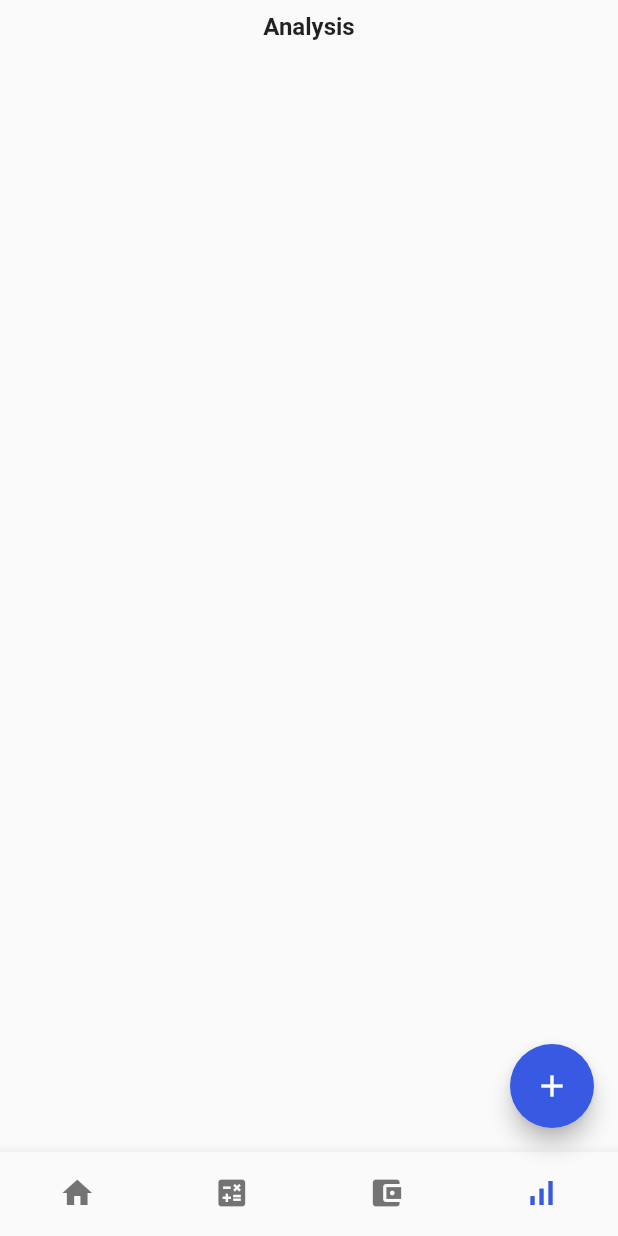
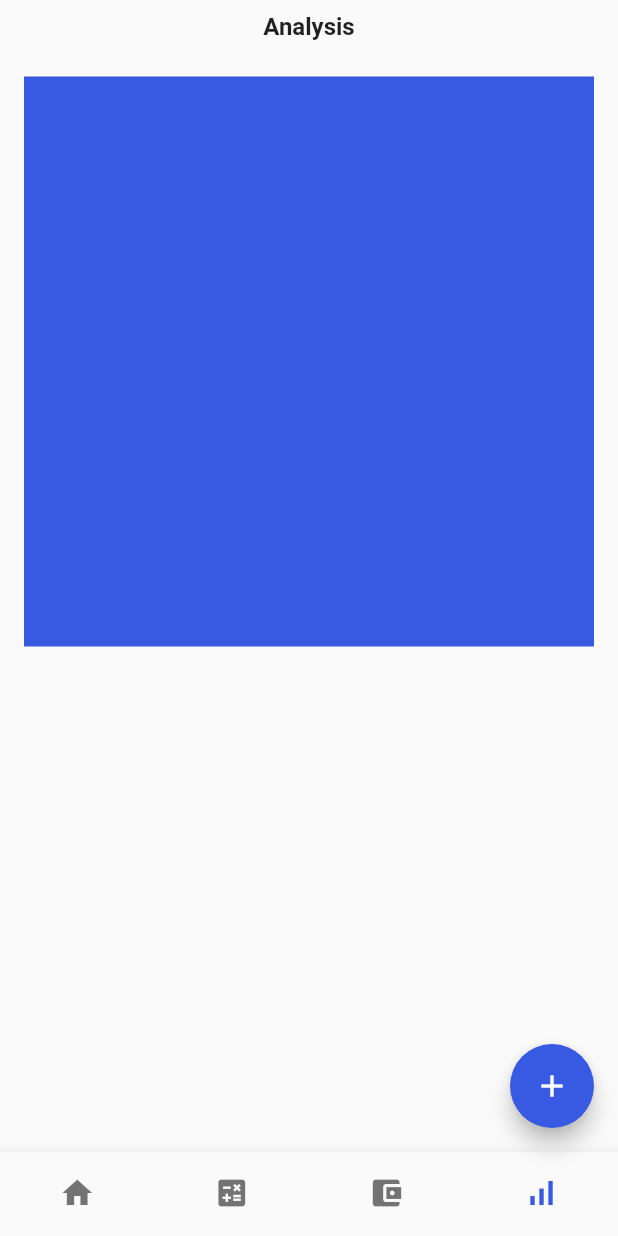
Before and after one commit to JAICHANGPARK/flutter_notebook_17th_story, a Flutter app: the screen it shows after launch, item 4 of the bottom bar chosen, on a phone screen of 412 x 824 dp. Run offline on Flutter 3.47's test engine with Material 2 defaults, Android fonts, the phone set to English and light mode, and no system bars; our stand-ins replace cached_network_image, flutter_riverpod, ionicons, percent_indicator; network calls fail.

Commit message:
Update finance_chart_component.dart

```diff
--- a/lib/ep1004_finance_app/src/ui/finance_chart_component.dart
+++ b/lib/ep1004_finance_app/src/ui/finance_chart_component.dart
@@ -1,4 +1,5 @@
 import 'package:flutter/material.dart';
+import 'package:flutter_notebook_17th/ep1004_finance_app/src/ui/finance_home_page.dart';
 
 class FinanceChartComponent extends StatefulWidget {
   const FinanceChartComponent({Key? key}) : super(key: key);
@@ -14,16 +15,28 @@ class _FinanceChartComponentState extends State<FinanceChartComponent> {
       child: Column(
         crossAxisAlignment: CrossAxisAlignment.center,
         children: [
-          Padding(
-            padding: const EdgeInsets.all(8.0),
+          const Padding(
+            padding: EdgeInsets.all(8.0),
             child: Align(
               alignment: Alignment.center,
-              child: Text(
+              child: const Text(
                 "Analysis",
-                style: TextStyle(fontWeight: FontWeight.bold, fontSize: 16),
+                style: TextStyle(
+                  fontWeight: FontWeight.bold,
+                  fontSize: 16,
+                ),
               ),
             ),
           ),
+          Padding(
+            padding: const EdgeInsets.all(16.0),
+            child: Container(
+              height: 380,
+              decoration: BoxDecoration(
+                color: financeMainColor,
+              ),
+            ),
+          )
         ],
       ),
     );
```
